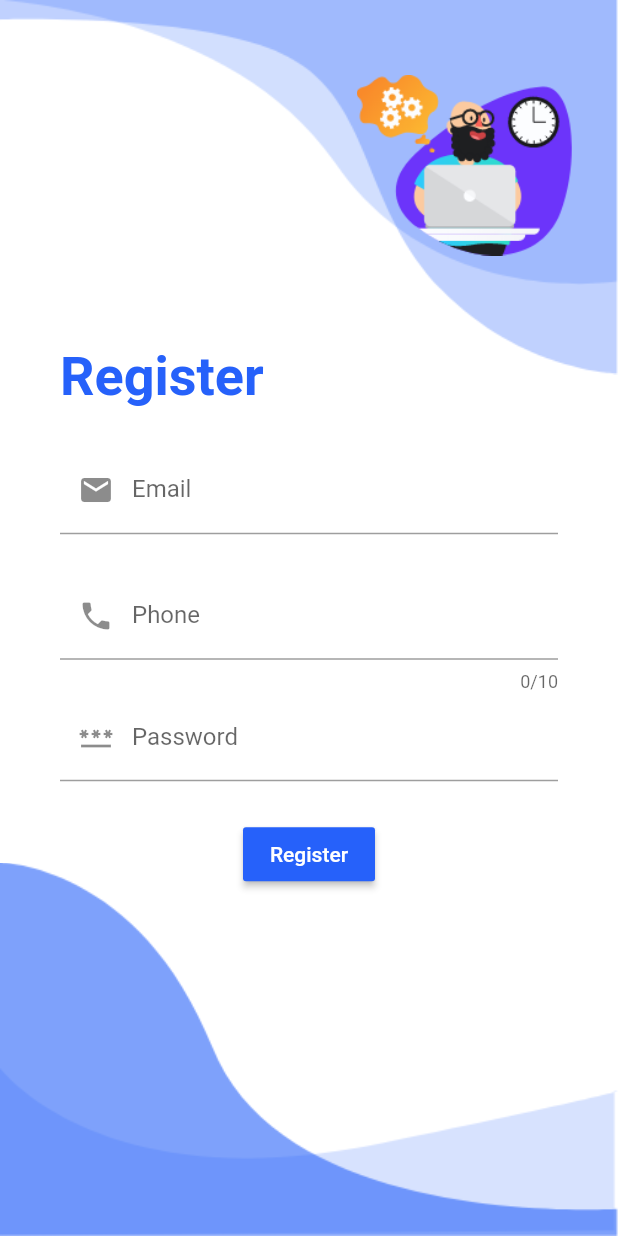
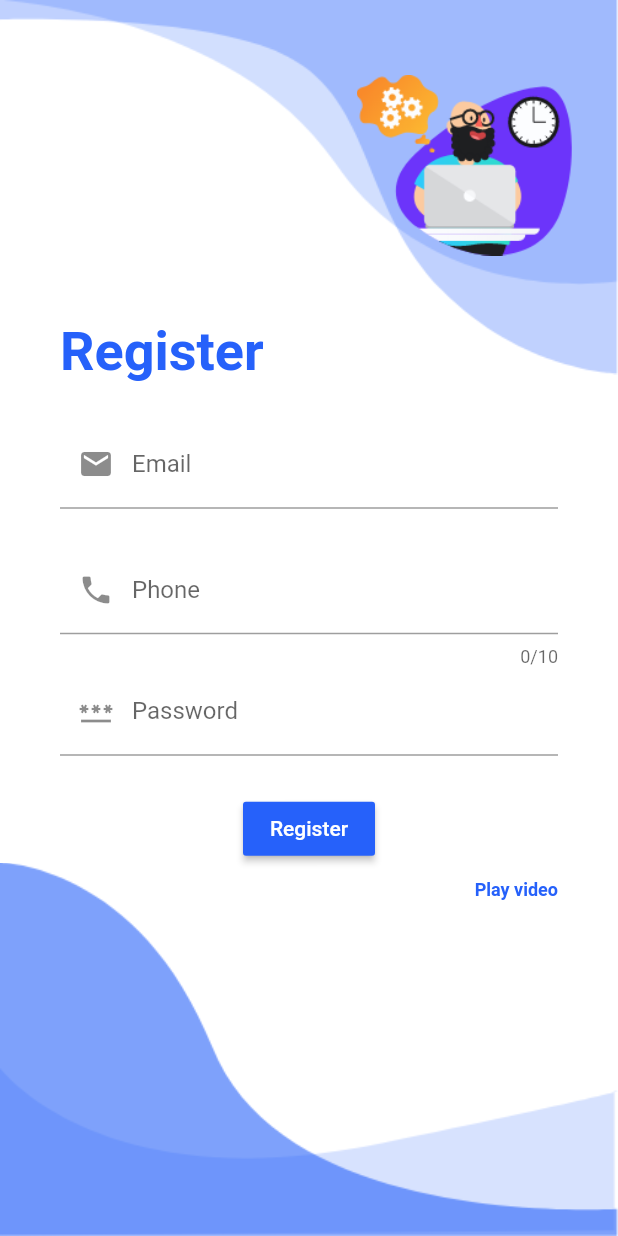
Before and after one commit to bhanurana485/login_Screen_Flutter, a Flutter app: the screen it shows after launch, after a tap on "Don't Have an Account? Sign up", on a phone screen of 412 x 824 dp. Run offline on Flutter 3.47's test engine with Material 2 defaults, Android fonts, the phone set to English and light mode, and no system bars; our stand-ins replace video_player.

```diff
--- a/lib/screens/register.dart
+++ b/lib/screens/register.dart
@@ -1,5 +1,6 @@
 import 'package:flutter/material.dart';
 import 'package:uilogin/components/background.dart';
+import 'package:uilogin/screens/home.dart';
 
 class RegisterScreen extends StatefulWidget {
   @override
@@ -70,6 +71,23 @@ class _RegisterState extends State<RegisterScreen> {
                 child: Text("Register", style: TextStyle(color: Colors.white)),
               ),
             ),
+            Container(
+              alignment: Alignment.centerRight,
+              margin: EdgeInsets.symmetric(horizontal: 40, vertical: 10),
+              child: GestureDetector(
+                onTap: () => {
+                  Navigator.push(context,
+                      MaterialPageRoute(builder: (context) => HomeScreen()))
+                },
+                child: Text(
+                  "Play video",
+                  style: TextStyle(
+                      fontSize: 12,
+                      fontWeight: FontWeight.bold,
+                      color: Color(0xFF2661FA)),
+                ),
+              ),
+            )
           ],
         ),
       ),
--- a/pubspec.yaml
+++ b/pubspec.yaml
@@ -34,6 +34,7 @@ dependencies:
   # The following adds the Cupertino Icons font to your application.
   # Use with the CupertinoIcons class for iOS style icons.
   cupertino_icons: ^1.0.2
+  video_player: ^2.3.0
 
 dev_dependencies:
   flutter_test:
@@ -64,6 +65,7 @@ flutter:
       - assets/images/top1.png
       - assets/images/bottom1.png
       - assets/images/bottom2.png
+      - assets/sample.mp4
 
   # An image asset can refer to one or more resolution-specific "variants", see
   # https://flutter.dev/assets-and-images/#resolution-aware.
```
Also changed, not shown: lib/screens/home.dart (added, +72 -0 lines), pubspec.lock, 1 other file.
